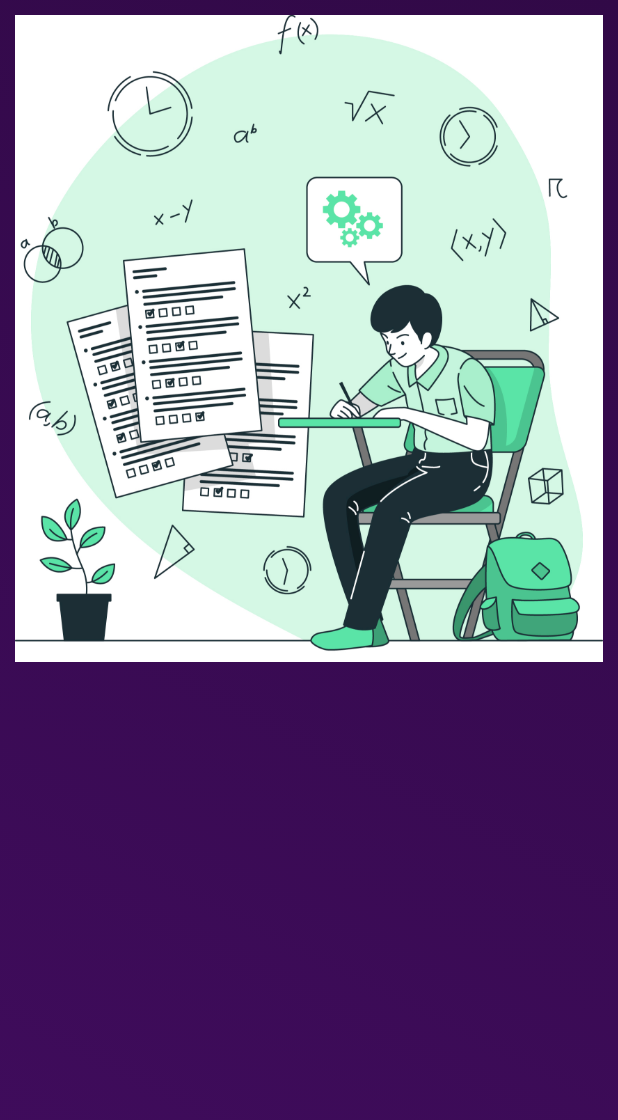
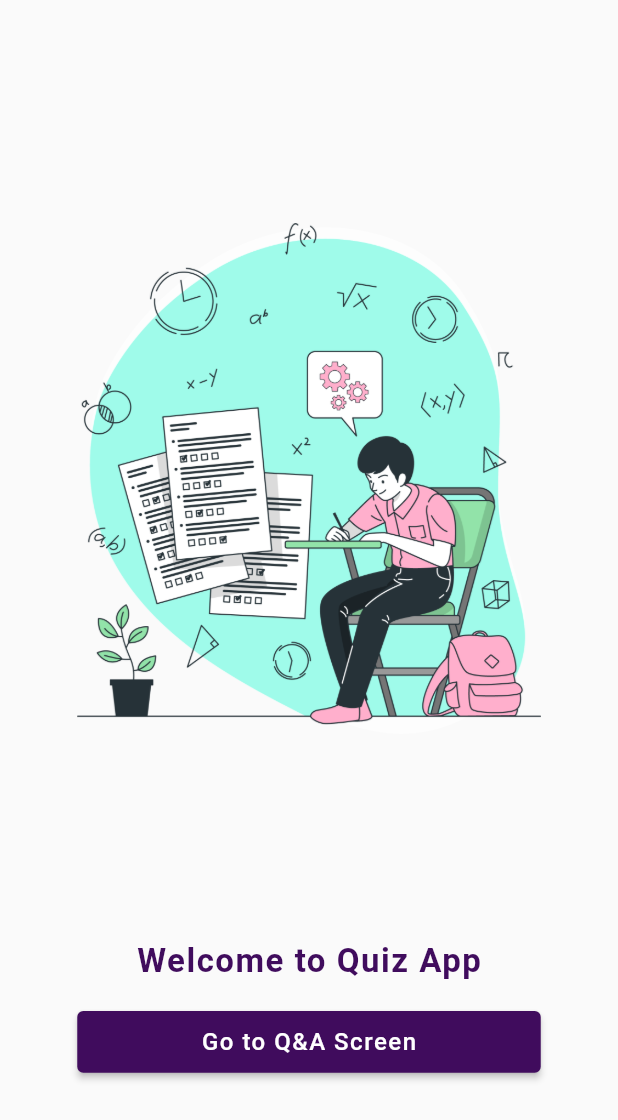
Before and after one commit to ahmadshakir21/Quiz-App-API-Backend, a Flutter app: the screen it shows after launch, on a phone screen of 412 x 824 dp. Shown: the top 1120 px of the screen. Run offline on Flutter 3.47's test engine with Material 2 defaults, Android fonts, the phone set to English and light mode, and no system bars; our stand-ins replace google_fonts; Roboto replaces fonts that are missing (Allerta).

Commit message:
Adding onboarding screen

```diff
--- a/lib/main.dart
+++ b/lib/main.dart
@@ -1,7 +1,7 @@
 import 'package:flutter/material.dart';
 import 'package:google_fonts/google_fonts.dart';
 import 'package:quiz_app_api_backend/src/constant/colors.dart';
-import 'package:quiz_app_api_backend/src/view/home_screen.dart';
+import 'package:quiz_app_api_backend/src/view/onboarding_screen.dart';
 
 void main() {
   runApp(const MyApp());
@@ -22,23 +22,23 @@ class MyApp extends StatelessWidget {
             fontSize: 22,
             fontWeight: FontWeight.bold,
             letterSpacing: 1,
-            color: yellow,
+            color: purple,
           ),
           headline5: TextStyle(
             fontSize: 18,
             fontWeight: FontWeight.w700,
             letterSpacing: 1,
-            color: yellow,
+            color: purple,
           ),
           headline6: TextStyle(
             fontSize: 16,
-            fontWeight: FontWeight.w600,
+            fontWeight: FontWeight.w500,
             letterSpacing: 1,
-            color: deepPurple,
+            color: Colors.white,
           ),
         ),
       ),
-      home: const HomeScreen(),
+      home: const OnboardingScreen(),
     );
   }
 }
--- a/lib/src/service/api_service.dart
+++ b/lib/src/service/api_service.dart
@@ -1,3 +1,5 @@
 import 'package:http/http.dart' as https;
 
-class ApiService {}
+class ApiService {
+  // This is our api =====> https://opentdb.com/api.php?amount=25&category=18&difficulty=medium&type=multiple
+}
--- a/lib/src/view/home_screen.dart
+++ b/lib/src/view/home_screen.dart
@@ -1,26 +1,10 @@
 import 'package:flutter/material.dart';
-import 'package:quiz_app_api_backend/src/constant/colors.dart';
 
 class HomeScreen extends StatelessWidget {
   const HomeScreen({Key? key}) : super(key: key);
 
   @override
   Widget build(BuildContext context) {
-    return SafeArea(
-        child: Scaffold(
-      body: Container(
-        width: double.infinity,
-        height: double.infinity,
-        padding: const EdgeInsets.all(10),
-        decoration: const BoxDecoration(
-            gradient: LinearGradient(
-                begin: Alignment.bottomLeft,
-                end: Alignment.topRight,
-                colors: [purple, deepPurple])),
-        child: Column(
-          children: [Image.asset("assets/images/4119038.jpg")],
-        ),
-      ),
-    ));
+    return SafeArea(child: Scaffold());
   }
 }
--- /dev/null
+++ b/lib/src/view/onboarding_screen.dart
@@ -0,0 +1,48 @@
+import 'package:flutter/material.dart';
+import 'package:quiz_app_api_backend/src/constant/colors.dart';
+
+class OnboardingScreen extends StatelessWidget {
+  const OnboardingScreen({Key? key}) : super(key: key);
+
+  @override
+  Widget build(BuildContext context) {
+    double width = MediaQuery.of(context).size.width;
+    double height = MediaQuery.of(context).size.height;
+    return SafeArea(
+        child: Scaffold(
+      body: Container(
+        width: double.infinity,
+        height: double.infinity,
+        padding: const EdgeInsets.all(10),
+        child: Column(
+          children: [
+            SizedBox(
+                width: width * 0.75,
+                height: height * 0.75,
+                child: Image.asset("assets/images/4119038.png")),
+            Text(
+              "Welcome to Quiz App",
+              style: Theme.of(context).textTheme.headline1,
+            ),
+            const SizedBox(
+              height: 20,
+            ),
+            SizedBox(
+              width: width * 0.75,
+              height: height * 0.05,
+              child: ElevatedButton(
+                  onPressed: () {},
+                  style: ElevatedButton.styleFrom(
+                    primary: purple,
+                  ),
+                  child: Text(
+                    "Go to Q&A Screen",
+                    style: Theme.of(context).textTheme.headline6,
+                  )),
+            ),
+          ],
+        ),
+      ),
+    ));
+  }
+}
--- a/pubspec.yaml
+++ b/pubspec.yaml
@@ -61,7 +61,7 @@ flutter:
 
   # To add assets to your application, add an assets section, like this:
   assets:
-    - assets/images/4119038.jpg
+    - assets/images/4119038.png
 
   # An image asset can refer to one or more resolution-specific "variants", see
   # https://flutter.dev/assets-and-images/#resolution-aware
```
Also changed, not shown: assets/images/4119038.jpg (deleted), assets/images/4119038.png (added), assets/images/4119038_edited.jpg (added).
